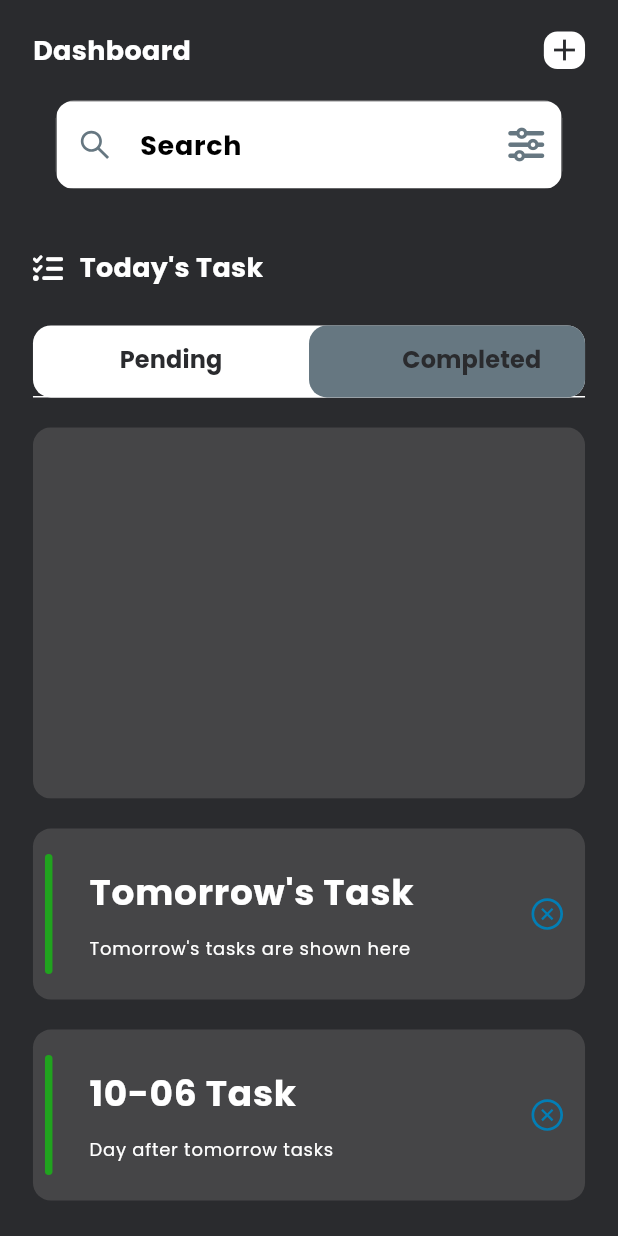
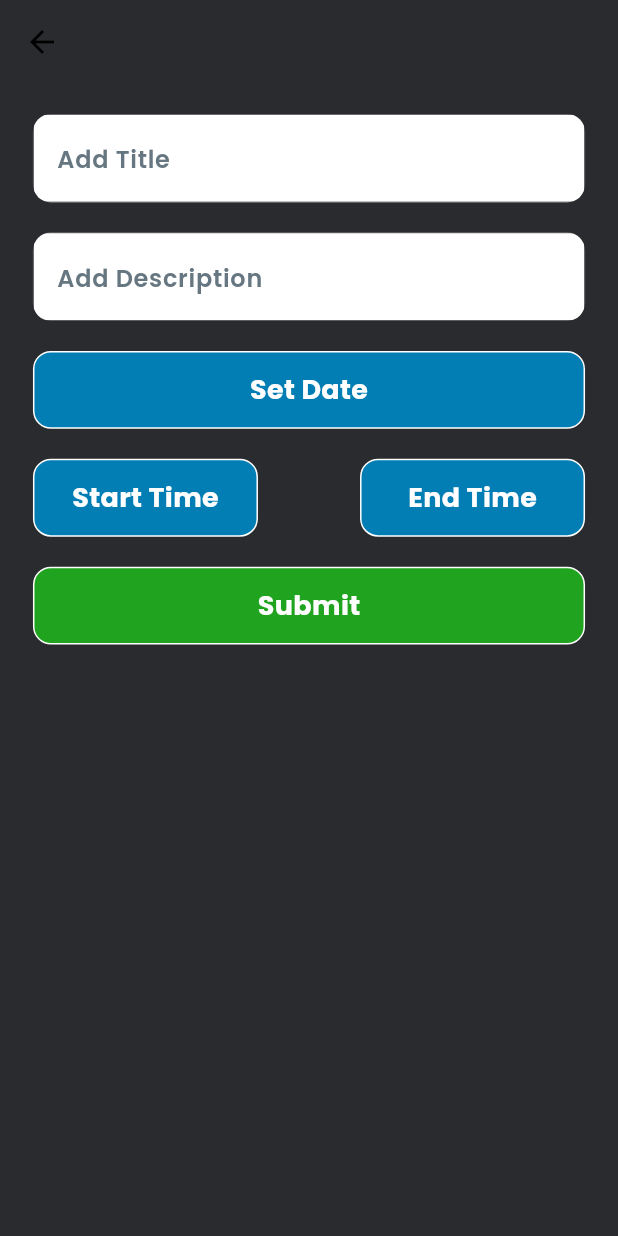
Before and after one commit to AmirBerenji/todo_proj, a Flutter app: the screen it shows after launch, tab 2 chosen, after a tap on the "add" icon, on a phone screen of 412 x 824 dp. Run offline on Flutter 3.47's test engine with Material 3 defaults, Android fonts, the phone set to English and light mode, and no system bars; drawn by our look-alikes of dynamic_color; our stand-ins replace country_picker, flutter_screenutil, flutter_vector_icons, google_fonts, hooks_riverpod, pinput and 3 more; accounts and stored records are empty; generated files the repository leaves out were written again.

Commit message:
Create AddTask without Logics

```diff
--- /dev/null
+++ b/lib/features/todo/pages/add.dart
@@ -0,0 +1,103 @@
+
+import 'package:flutter/material.dart';
+import 'package:flutter_screenutil/flutter_screenutil.dart';
+import 'package:hooks_riverpod/hooks_riverpod.dart';
+import 'package:todo_proj/common/utils/constants.dart';
+import 'package:todo_proj/common/widgets/appstyle.dart';
+import 'package:todo_proj/common/widgets/custom_otl_btn.dart';
+import 'package:todo_proj/common/widgets/custome_text.dart';
+import 'package:todo_proj/common/widgets/hight_spacer.dart';
+
+class AddTask extends ConsumerStatefulWidget {
+  const AddTask({super.key});
+
+  @override
+  ConsumerState<AddTask> createState() => _AddTask();
+}
+
+class _AddTask extends ConsumerState<AddTask> {
+
+  final TextEditingController title = TextEditingController();
+  final TextEditingController desc = TextEditingController();
+
+  @override
+  Widget build(BuildContext context) {
+    return Scaffold(
+      appBar: AppBar(
+        backgroundColor: Colors.transparent,
+        elevation: 0,
+      ),
+      body: Padding(
+        padding: EdgeInsets.symmetric(horizontal: 20.w),
+        child: ListView(
+          children: [
+            const HieghtSpacer(height: 20),
+
+            CustomTextField(
+              hintText: "Add Title",
+              controller: title,
+              hintStyle: appstyle(16, AppConst.kGreyLight, FontWeight.w600),
+              ),
+
+              const HieghtSpacer(height: 20),
+
+              CustomTextField(
+              hintText: "Add Description",
+              controller: desc,
+              hintStyle: appstyle(16, AppConst.kGreyLight, FontWeight.w600),
+              ),
+
+              const HieghtSpacer(height: 20),
+
+              CustomOtlnBtn(
+                width: AppConst.kWidth,
+                height: 52.h,
+                borderColor: AppConst.kLight,
+                color: AppConst.kBlueLight,
+                text: "Set Date"),
+
+                const HieghtSpacer(height: 20),
+
+                Row(
+                  mainAxisAlignment: MainAxisAlignment.spaceBetween,
+                  children: [
+                    CustomOtlnBtn(
+                      onTap: (){
+
+                      },
+                      width: AppConst.kWidth * 0.4,
+                      height: 52.h,
+                      borderColor: AppConst.kLight,
+                      color: AppConst.kBlueLight,
+                      text: "Start Time"),
+
+                      CustomOtlnBtn(
+                        onTap: (){
+
+                        },
+                        width: AppConst.kWidth * 0.4,
+                        height: 52.h,
+                        borderColor: AppConst.kLight,
+                        color: AppConst.kBlueLight,
+                        text: "End Time"),
+                  ],
+                ),
+
+                HieghtSpacer(height: 20),
+
+                CustomOtlnBtn(
+                  onTap: (){
+
+                  },
+                  width: AppConst.kWidth * 0.4,
+                  height: 52.h,
+                  borderColor: AppConst.kLight,
+                  color: AppConst.kGreen,
+                  text: "Submit"),
+
+          ],
+        ),
+        ),
+    );
+  }
+}
--- a/lib/features/todo/pages/homepage.dart
+++ b/lib/features/todo/pages/homepage.dart
@@ -10,6 +10,7 @@ import 'package:todo_proj/common/widgets/resuable_text.dart';
 import 'package:todo_proj/common/widgets/width_spacer.dart';
 import 'package:todo_proj/common/widgets/xpansion_tile.dart';
 import 'package:todo_proj/features/todo/controllers/xpansion_provider.dart';
+import 'package:todo_proj/features/todo/pages/add.dart';
 import 'package:todo_proj/features/todo/widgets/todo_tile.dart';
 
 class Homepage extends ConsumerStatefulWidget {
@@ -51,7 +52,9 @@ final TextEditingController search = TextEditingController();
                         borderRadius: BorderRadius.all(Radius.circular(9)),
                       ),
                       child: GestureDetector(
-                        onTap: () {},
+                        onTap: () {
+                          Navigator.push(context, MaterialPageRoute(builder: (context) => AddTask()));
+                        },
                         child: const Icon(Icons.add,color: AppConst.kBkDark,),
                       ),
                     )
```
Also changed, not shown: lib/features/todo/controllers/todo/todo_provider.dart (line endings or trailing spaces).
